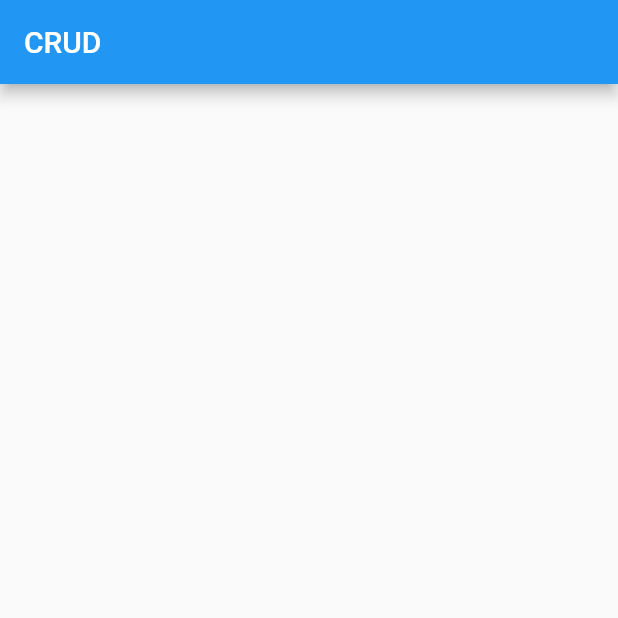
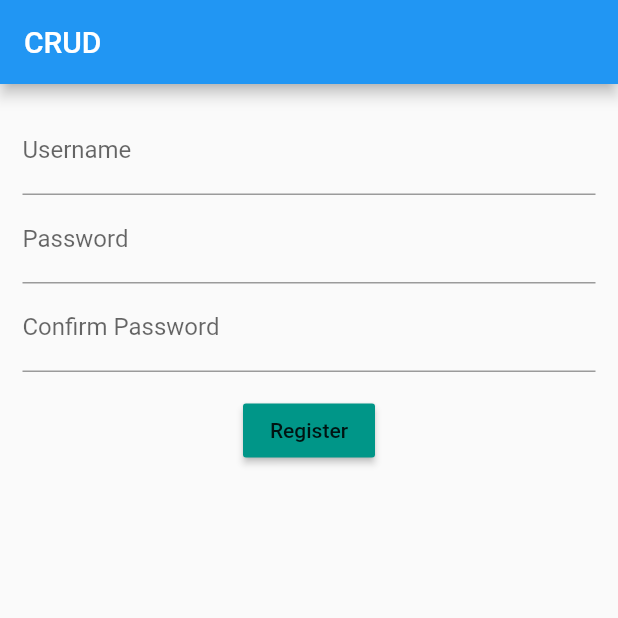
Before and after one commit to conrad96/crud_flutter_app, a Flutter app: the screen it shows after launch, on a phone screen of 412 x 824 dp, the top half of it. Run offline on Flutter 3.47's test engine with Material 2 defaults, Android fonts, the phone set to English and light mode, and no system bars.

Commit message:
validation of input

```diff
--- a/lib/main.dart
+++ b/lib/main.dart
@@ -12,7 +12,13 @@ class CrudApp extends StatelessWidget
         appBar: AppBar(
           title: Text("CRUD")
         ),
-         body: Layout()
+         body: Center(
+           child: ListView(
+            children: <Widget>[
+              Layout()
+            ],
+           ),
+         )
       ),
     );
   }
--- a/lib/src/layout.dart
+++ b/lib/src/layout.dart
@@ -9,8 +9,103 @@ class Layout extends StatefulWidget
 }
 class LayoutState extends State<Layout>
 {
+  final formKey = GlobalKey<FormState>();
+  String uname="";
+  String pwd ="";
+  String cpwd ="";
   Widget build(context)
   {
+    return Container(
+      margin: EdgeInsets.all(15.0),
+      child: Form(
+        key: formKey,
+        child: Column(
+          children: <Widget>[
+            username(),
+            password(),
+            cpassword(),
+            Container(margin: EdgeInsets.only(top:15.0)),
+            submitBtn()
+          ]
+        )
+      )
+    );
+  }
+  Widget username(){
+    return TextFormField(
+      decoration: InputDecoration(
+        labelText: "Username",
+      ),
+      validator: (String arg){
+        if(arg.length < 4)
+        {
+          return "Username should be atleast more than  5 characters";
+        }
+      },
+      onSaved: (String arg){
+        uname = arg;
+      },
+    );
+  }
 
+  Widget password()
+  {
+    return TextFormField(
+      obscureText: true,
+      decoration: InputDecoration(
+        labelText: "Password"
+      ),
+      validator: (String arg){
+        if(arg.length < 5)
+        {
+          return "Password should be more than 5 characters";
+        }
+      },
+      onSaved: (String arg)
+      {
+        pwd = arg;
+      },
+    );
+  }
+  Widget cpassword()
+  {
+    return TextFormField(
+      obscureText: true,
+      decoration: InputDecoration(
+        labelText: "Confirm Password"
+      ),
+      validator: (String arg)
+      {
+        if(arg.length < 5)
+        {
+          return "Password should be more than 5 characters";
+        }
+        if(!pwd.isEmpty )
+        {
+          if(arg != pwd)
+            {
+              return "Password Mismatch. Try Again";
+            }
+        }
+      },
+      onSaved: (String arg)
+      {
+        cpwd = arg;
+      },
+    );
+  }
+  Widget submitBtn()
+  {
+    return RaisedButton(
+      onPressed: (){
+        if(formKey.currentState.validate())
+        {
+          //check pwd nd cpwd
+          print("okay");
+        }
+      },
+      color: Colors.teal,
+      child: Text("Register"),
+    );
   }
 }
```
Also changed, not shown: 5 other files.
